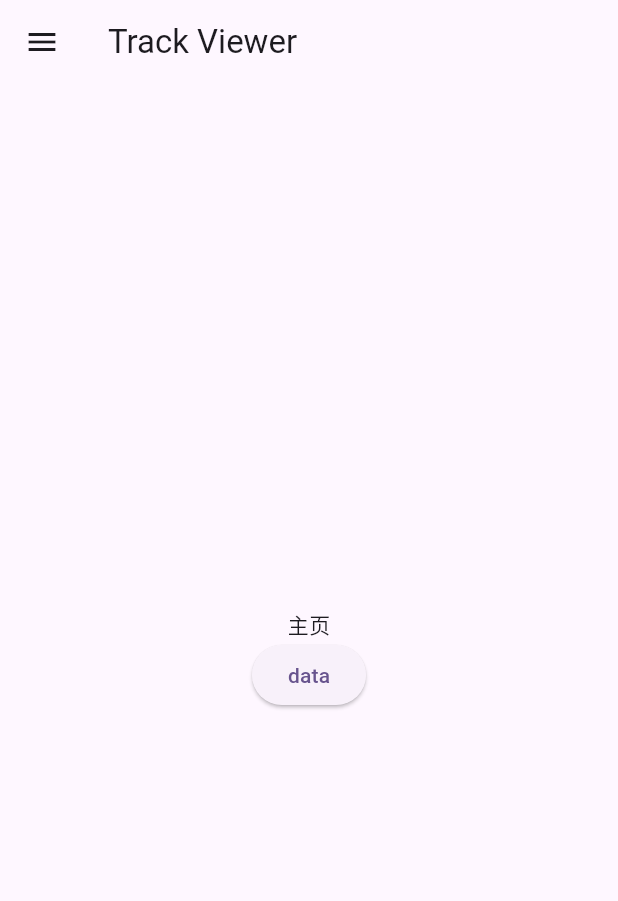
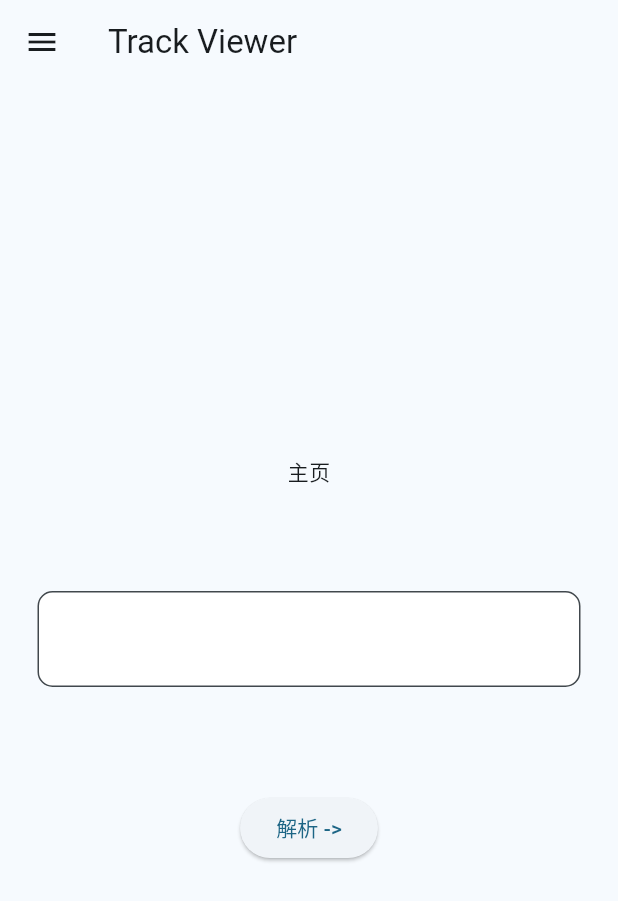
Before and after one commit to dp0qb/TrackerViewerFlutter, a Flutter app: the screen it shows after launch, on a phone screen of 412 x 824 dp. Shown: the top 901 px of the screen. Run offline on Flutter 3.47's test engine with Material 3 defaults, Android fonts, the phone set to English and light mode, and no system bars.

Commit message:
pages update

```diff
--- a/lib/main.dart
+++ b/lib/main.dart
@@ -15,7 +15,7 @@ class MyApp extends StatelessWidget {
       title: 'Flutter Demo',
       debugShowCheckedModeBanner: false,
       theme: ThemeData(
-        colorScheme: ColorScheme.fromSeed(seedColor: Colors.deepPurple),
+        colorScheme: ColorScheme.fromSeed(seedColor: Colors.lightBlueAccent),
         useMaterial3: true,
       ),
       initialRoute: "/",
--- a/lib/pages/home.dart
+++ b/lib/pages/home.dart
@@ -9,6 +9,24 @@ class HomePage extends StatefulWidget {
 }
 
 class _HomePageState extends State<HomePage> {
+  final textController = TextEditingController();
+  static const textFieldBorder = OutlineInputBorder(
+    borderRadius: BorderRadius.all(
+      Radius.circular(10),
+    ),
+    borderSide: BorderSide(
+      width: 1,
+      color: Colors.lightBlueAccent,
+    ),
+  );
+
+  @override
+  void dispose() {
+    // Clean up the controller when the widget is disposed.
+    textController.dispose();
+    super.dispose();
+  }
+
   @override
   Widget build(BuildContext context) {
     return Scaffold(
@@ -20,26 +38,60 @@ class _HomePageState extends State<HomePage> {
           mainAxisAlignment: MainAxisAlignment.center,
           children: [
             const Text("主页"),
+            const SizedBox(
+              height: 45,
+            ),
+            Container(
+              margin: const EdgeInsets.all(25),
+              child: Center(
+                child: TextField(
+                  controller: textController,
+                  minLines: 1, //必须填1，输入内容才可居中，其他默认是左上对齐
+                  maxLines: 10, //最多行数，大于1即可
+                  decoration: const InputDecoration(
+                    border: textFieldBorder,
+                    focusedBorder: textFieldBorder,
+                    errorBorder: textFieldBorder,
+                    disabledBorder: textFieldBorder,
+                    fillColor: Colors.white,
+                    filled: true,
+                    contentPadding: EdgeInsets.all(20),
+                  ),
+                ),
+              ),
+            ),
+            const SizedBox(
+              height: 45,
+            ),
             ElevatedButton(
               onPressed: () {
+                // print(widget.te);
                 Navigator.of(context).push(
                   MaterialPageRoute(
                     builder: (BuildContext context) {
-                      return const ResultPage(
-                        arguments: {"name": "xiaoming"},
+                      return ResultPage(
+                        arguments: {"href": textController.text},
                       );
                     },
                   ),
                 );
               },
-              child: const Text("data"),
+              child: const Text("解析 ->"),
             ),
           ],
         ),
       ),
       drawer: Drawer(
+        width: 220,
         child: ListView(
-          children: [],
+          children: const [
+            ListTile(
+              title: Text("设置"),
+            ),
+            ListTile(
+              title: Text("关于"),
+            ),
+          ],
         ),
       ),
     );
```
Also changed, not shown: lib/pages/settings.dart (+8 -2 lines).
